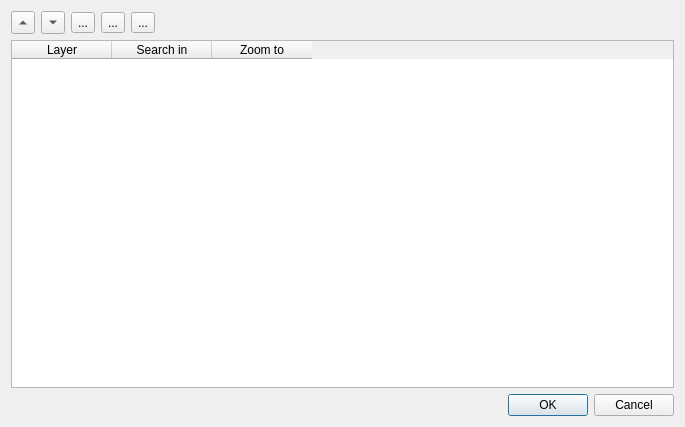
Qt form ui/ui_configuration.ui (3nids/bigsearch) before a commit.
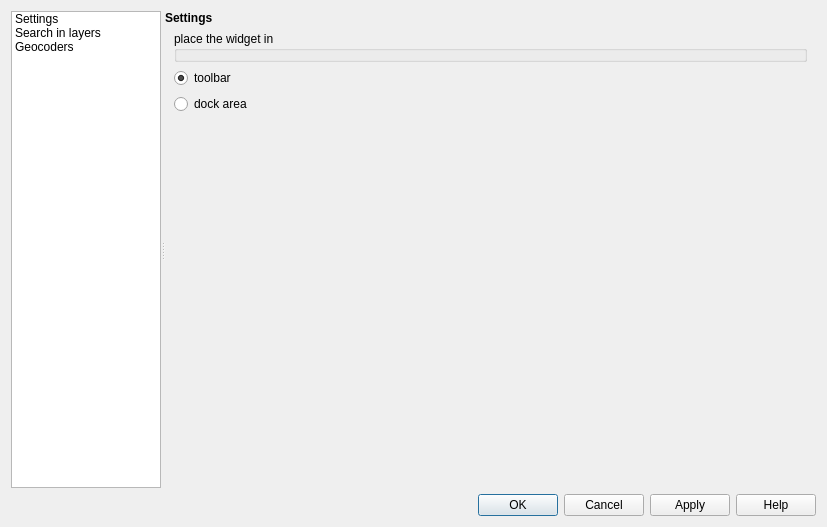
The same form after that commit. The open tabs and pages were chosen to show the change. Icons and pictures are not drawn.

Commit message: start to use qgis options dialog

Diff of the .ui file:
```diff
--- a/ui/ui_configuration.ui
+++ b/ui/ui_configuration.ui
@@ -6,16 +6,233 @@
    <rect>
     <x>0</x>
     <y>0</y>
-    <width>685</width>
-    <height>427</height>
+    <width>827</width>
+    <height>527</height>
    </rect>
   </property>
+  <property name="minimumSize">
+   <size>
+    <width>700</width>
+    <height>0</height>
+   </size>
+  </property>
   <property name="windowTitle">
    <string>Big Search :: configuration</string>
   </property>
+  <layout class="QVBoxLayout" name="verticalLayout">
+   <item>
+    <widget class="QSplitter" name="mOptionsSplitter">
+     <property name="orientation">
+      <enum>Qt::Horizontal</enum>
+     </property>
+     <property name="childrenCollapsible">
+      <bool>false</bool>
+     </property>
+     <widget class="QFrame" name="mOptionsListFrame">
+      <property name="minimumSize">
+       <size>
+        <width>0</width>
+        <height>0</height>
+       </size>
+      </property>
+      <property name="frameShape">
+       <enum>QFrame::NoFrame</enum>
+      </property>
+      <property name="frameShadow">
+       <enum>QFrame::Raised</enum>
+      </property>
+      <layout class="QVBoxLayout" name="verticalLayout_2">
+       <property name="margin">
+        <number>0</number>
+       </property>
+       <item>
+        <widget class="QListWidget" name="mOptionsListWidget">
+         <property name="minimumSize">
+          <size>
+           <width>58</width>
+           <height>0</height>
+          </size>
+         </property>
+         <property name="maximumSize">
+          <size>
+           <width>150</width>
+           <height>16777215</height>
+          </size>
+         </property>
+         <property name="horizontalScrollBarPolicy">
+          <enum>Qt::ScrollBarAlwaysOff</enum>
+         </property>
+         <property name="editTriggers">
+          <set>QAbstractItemView::NoEditTriggers</set>
+         </property>
+         <property name="iconSize">
+          <size>
+           <width>32</width>
+           <height>32</height>
+          </size>
+         </property>
+         <property name="textElideMode">
+          <enum>Qt::ElideNone</enum>
+         </property>
+         <property name="resizeMode">
+          <enum>QListView::Adjust</enum>
+         </property>
+         <property name="wordWrap">
+          <bool>true</bool>
+         </property>
+         <item>
+          <property name="text">
+           <string>Settings</string>
+          </property>
+          <property name="icon">
+           <iconset resource="../resources.qrc">
+            <normaloff>:/plugins/globalfinder/icons/settings.svg</normaloff>:/plugins/globalfinder/icons/settings.svg</iconset>
+          </property>
+         </item>
+         <item>
+          <property name="text">
+           <string>Search in layers</string>
+          </property>
+          <property name="icon">
+           <iconset resource="../resources.qrc">
+            <normaloff>:/plugins/globalfinder/icons/bigsearch.svg</normaloff>:/plugins/globalfinder/icons/bigsearch.svg</iconset>
+          </property>
+         </item>
+         <item>
+          <property name="text">
+           <string>Geocoders</string>
+          </property>
+          <property name="icon">
+           <iconset resource="../resources.qrc">
+            <normaloff>:/plugins/globalfinder/icons/geocoder.svg</normaloff>:/plugins/globalfinder/icons/geocoder.svg</iconset>
+          </property>
+         </item>
+        </widget>
+       </item>
+      </layout>
+     </widget>
+     <widget class="QFrame" name="mOptionsFrame">
+      <property name="sizePolicy">
+       <sizepolicy hsizetype="Expanding" vsizetype="Preferred">
+        <horstretch>1</horstretch>
+        <verstretch>0</verstretch>
+       </sizepolicy>
+      </property>
+      <property name="frameShape">
+       <enum>QFrame::NoFrame</enum>
+      </property>
+      <property name="frameShadow">
+       <enum>QFrame::Raised</enum>
+      </property>
+      <layout class="QVBoxLayout" name="verticalLayout_3">
+       <property name="margin">
+        <number>0</number>
+       </property>
+       <item>
+        <widget class="QStackedWidget" name="mOptionsStackedWidget">
+         <property name="sizePolicy">
+          <sizepolicy hsizetype="Expanding" vsizetype="Expanding">
+           <horstretch>0</horstretch>
+           <verstretch>0</verstretch>
+          </sizepolicy>
+         </property>
+         <property name="currentIndex">
+          <number>1</number>
+         </property>
+         <widget class="QWidget" name="mOptsPage_01">
+          <layout class="QVBoxLayout" name="verticalLayout_14">
+           <property name="margin">
+            <number>0</number>
+           </property>
+           <item>
+            <widget class="QLabel" name="label">
+             <property name="styleSheet">
+              <string notr="true">font-weight:bold;</string>
+             </property>
+             <property name="text">
+              <string>Settings</string>
+             </property>
+            </widget>
+           </item>
+           <item>
+            <widget class="QScrollArea" name="scrollArea">
+             <property name="frameShape">
+              <enum>QFrame::NoFrame</enum>
+             </property>
+             <property name="widgetResizable">
+              <bool>true</bool>
+             </property>
+             <widget class="QWidget" name="scrollAreaWidgetContents">
+              <property name="geometry">
+               <rect>
+                <x>0</x>
+                <y>0</y>
+                <width>167</width>
+                <height>90</height>
+               </rect>
+              </property>
+              <layout class="QVBoxLayout" name="verticalLayout_13">
+               <property name="topMargin">
+                <number>0</number>
+               </property>
+               <property name="bottomMargin">
+                <number>0</number>
+               </property>
+               <item>
+                <widget class="QGroupBox" name="groupBox">
+                 <property name="title">
+                  <string>place the widget in</string>
+                 </property>
+                </widget>
+               </item>
+               <item>
+                <widget class="QRadioButton" name="radioButton">
+                 <property name="text">
+                  <string>toolbar</string>
+                 </property>
+                 <property name="checked">
+                  <bool>true</bool>
+                 </property>
+                 <attribute name="buttonGroup">
+                  <string notr="true">buttonGroup</string>
+                 </attribute>
+                </widget>
+               </item>
+               <item>
+                <widget class="QRadioButton" name="radioButton_2">
+                 <property name="text">
+                  <string>dock area</string>
+                 </property>
+                 <attribute name="buttonGroup">
+                  <string notr="true">buttonGroup</string>
+                 </attribute>
+                </widget>
+               </item>
+               <item>
+                <spacer name="verticalSpacer">
+                 <property name="orientation">
+                  <enum>Qt::Vertical</enum>
+                 </property>
+                 <property name="sizeHint" stdset="0">
+                  <size>
+                   <width>20</width>
+                   <height>40</height>
+                  </size>
+                 </property>
+                </spacer>
+               </item>
+              </layout>
+             </widget>
+            </widget>
+           </item>
+          </layout>
+         </widget>
+         <widget class="QWidget" name="mOptsPage_02">
   <layout class="QGridLayout" name="gridLayout">
-   <item row="0" column="0">
-    <widget class="QToolButton" name="toolButton">
+           <item row="1" column="0">
+            <layout class="QGridLayout" name="gridLayout_3">
+             <item row="0" column="4">
+              <widget class="QToolButton" name="toolButton_5">
      <property name="text">
       <string>...</string>
      </property>
@@ -35,6 +252,27 @@
      </property>
     </widget>
    </item>
+             <item row="0" column="0">
+              <widget class="QToolButton" name="toolButton">
+               <property name="text">
+                <string>...</string>
+               </property>
+               <property name="arrowType">
+                <enum>Qt::UpArrow</enum>
+               </property>
+              </widget>
+             </item>
+             <item row="0" column="3">
+              <widget class="QToolButton" name="toolButton_4">
+               <property name="text">
+                <string>...</string>
+               </property>
+               <property name="icon">
+                <iconset resource="../resources.qrc">
+                 <normaloff>:/plugins/globalfinder/icons/remove.svg</normaloff>:/plugins/globalfinder/icons/remove.svg</iconset>
+               </property>
+              </widget>
+             </item>
    <item row="0" column="1">
     <widget class="QToolButton" name="toolButton_2">
      <property name="text">
@@ -45,15 +283,18 @@
      </property>
     </widget>
    </item>
-   <item row="2" column="0" colspan="6">
-    <widget class="QDialogButtonBox" name="buttonBox">
+             <item row="0" column="5">
+              <spacer name="horizontalSpacer">
      <property name="orientation">
       <enum>Qt::Horizontal</enum>
      </property>
-     <property name="standardButtons">
-      <set>QDialogButtonBox::Cancel|QDialogButtonBox::Ok</set>
-     </property>
-    </widget>
+               <property name="sizeHint" stdset="0">
+                <size>
+                 <width>40</width>
+                 <height>20</height>
+                </size>
+               </property>
+              </spacer>
    </item>
    <item row="1" column="0" colspan="6">
     <widget class="QTableWidget" name="tableWidget">
@@ -81,28 +322,89 @@
        <string>Zoom to</string>
       </property>
      </column>
-    </widget>
-   </item>
-   <item row="0" column="3">
-    <widget class="QToolButton" name="toolButton_4">
+               <column>
+                <property name="text">
+                 <string>Scale</string>
+                </property>
+               </column>
+              </widget>
+             </item>
+            </layout>
+           </item>
+           <item row="0" column="0">
+            <widget class="QLabel" name="label_2">
+             <property name="styleSheet">
+              <string notr="true">font-weight:bold;</string>
+             </property>
      <property name="text">
-      <string>...</string>
-     </property>
-     <property name="icon">
-      <iconset resource="../resources.qrc">
-       <normaloff>:/plugins/globalfinder/icons/remove.svg</normaloff>:/plugins/globalfinder/icons/remove.svg</iconset>
-     </property>
-    </widget>
-   </item>
-   <item row="0" column="4">
-    <widget class="QToolButton" name="toolButton_5">
+              <string>Search in layers</string>
+             </property>
+            </widget>
+           </item>
+          </layout>
+         </widget>
+         <widget class="QWidget" name="mOptsPage_03">
+          <layout class="QGridLayout" name="gridLayout_2">
+           <item row="0" column="0">
+            <widget class="QLabel" name="label_3">
+             <property name="styleSheet">
+              <string notr="true">font-weight:bold;</string>
+             </property>
      <property name="text">
-      <string>...</string>
-     </property>
-     <property name="icon">
-      <iconset resource="../resources.qrc">
-       <normaloff>:/plugins/globalfinder/icons/edit.svg</normaloff>:/plugins/globalfinder/icons/edit.svg</iconset>
-     </property>
+              <string>Geocoders</string>
+             </property>
+            </widget>
+           </item>
+           <item row="1" column="0">
+            <spacer name="verticalSpacer_3">
+             <property name="orientation">
+              <enum>Qt::Vertical</enum>
+             </property>
+             <property name="sizeHint" stdset="0">
+              <size>
+               <width>20</width>
+               <height>40</height>
+              </size>
+             </property>
+            </spacer>
+           </item>
+          </layout>
+         </widget>
+        </widget>
+       </item>
+      </layout>
+     </widget>
+    </widget>
+   </item>
+   <item>
+    <widget class="QFrame" name="mButtonBoxFrame">
+     <property name="sizePolicy">
+      <sizepolicy hsizetype="Preferred" vsizetype="Maximum">
+       <horstretch>0</horstretch>
+       <verstretch>0</verstretch>
+      </sizepolicy>
+     </property>
+     <property name="frameShape">
+      <enum>QFrame::NoFrame</enum>
+     </property>
+     <property name="frameShadow">
+      <enum>QFrame::Raised</enum>
+     </property>
+     <layout class="QHBoxLayout" name="horizontalLayout">
+      <property name="margin">
+       <number>0</number>
+      </property>
+      <item>
+       <widget class="QDialogButtonBox" name="buttonBox">
+        <property name="orientation">
+         <enum>Qt::Horizontal</enum>
+        </property>
+        <property name="standardButtons">
+         <set>QDialogButtonBox::Apply|QDialogButtonBox::Cancel|QDialogButtonBox::Help|QDialogButtonBox::Ok</set>
+        </property>
+       </widget>
+      </item>
+     </layout>
     </widget>
    </item>
   </layout>
```
Left out of the diff: 40 changed lines with no effect on the pictures. Lines whose indentation alone changed are shown as unchanged. The commit also changes 8 other files.
